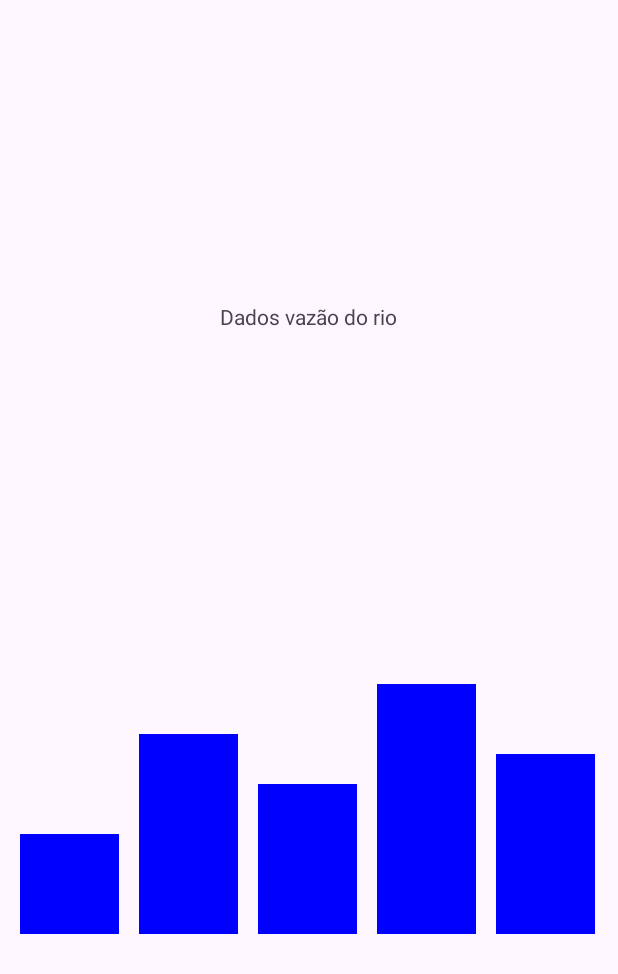
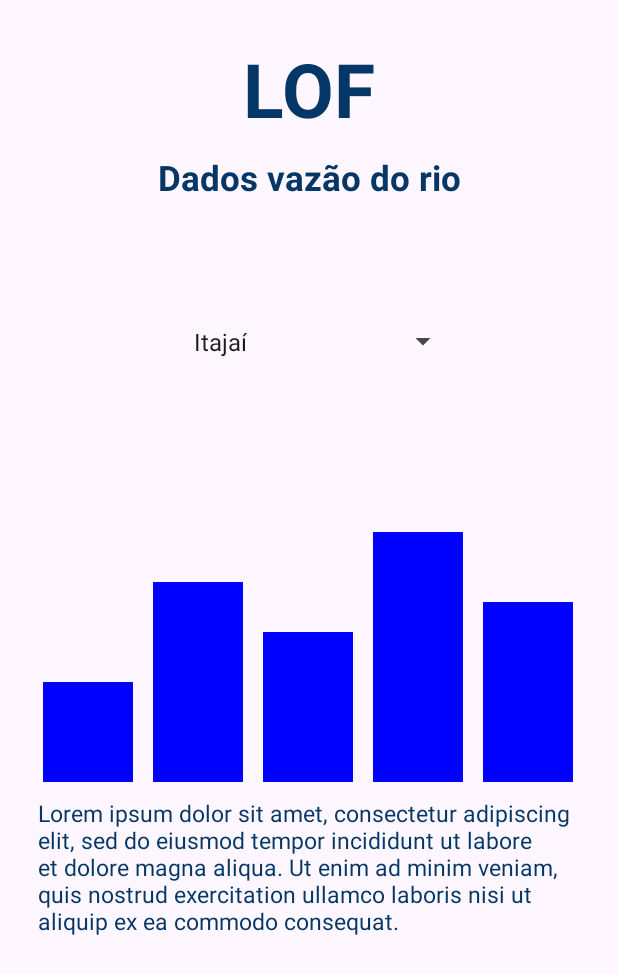
Before and after one commit to winternightsz/FOL, an Android app: the screen it shows after launch (MainActivity), after a tap on "Imagem 3", on a phone screen of 412 x 824 dp. Shown: the top 974 px of the screen. Run offline under Robolectric (Android 15) with nearby library versions, the phone set to English and light mode, and no system bars.

Commit message:
update app

```diff
--- a/app/src/main/java/com/example/projetoextensao/fragmentos/FragmentoTopico3.java
+++ b/app/src/main/java/com/example/projetoextensao/fragmentos/FragmentoTopico3.java
@@ -1,22 +1,70 @@
 package com.example.projetoextensao.fragmentos;
 
 import android.os.Bundle;
+import android.view.LayoutInflater;
+import android.view.View;
+import android.view.ViewGroup;
+import android.widget.AdapterView;
+import android.widget.ArrayAdapter;
+import android.widget.Spinner;
+import android.widget.TextView;
+
 import androidx.annotation.NonNull;
 import androidx.annotation.Nullable;
 import androidx.fragment.app.Fragment;
-import android.view.LayoutInflater;
-import android.view.View;
-import android.view.ViewGroup;
-import android.widget.ImageView;
 
 import com.example.projetoextensao.R;
 
+public class FragmentoTopico3 extends Fragment {
+    private TextView cityName;
 
-public class FragmentoTopico3 extends Fragment {
     @Nullable
     @Override
     public View onCreateView(@NonNull LayoutInflater inflater, @Nullable ViewGroup container, @Nullable Bundle savedInstanceState) {
+        View view = inflater.inflate(R.layout.fragmento_topico3, container, false);
 
-        return inflater.inflate(R.layout.fragmento_topico3, container, false);
+        // Pegue o Spinner
+        Spinner spinner = view.findViewById(R.id.spinnerFilter);
+
+        // Pegue o TextView para mostrar o nome da cidade
+        cityName = view.findViewById(R.id.cityName);
+
+        // Adicione o array de strings (as cidades) ao Spinner
+        ArrayAdapter<CharSequence> adapter = ArrayAdapter.createFromResource(getContext(),
+                R.array.cities_array, android.R.layout.simple_spinner_item);
+        adapter.setDropDownViewResource(android.R.layout.simple_spinner_dropdown_item);
+        spinner.setAdapter(adapter);
+
+        // Defina o listener para quando uma cidade for selecionada
+        spinner.setOnItemSelectedListener(new AdapterView.OnItemSelectedListener() {
+            @Override
+            public void onItemSelected(AdapterView<?> parentView, View selectedItemView, int position, long id) {
+                // Pega a cidade selecionada
+                String selectedCity = parentView.getItemAtPosition(position).toString();
+
+                // Aqui você pode atualizar o gráfico com base na cidade selecionada
+                atualizarGrafico(selectedCity);
+            }
+
+            @Override
+            public void onNothingSelected(AdapterView<?> parentView) {
+                // Nada acontece se nenhuma cidade for selecionada
+            }
+        });
+
+        return view;
+    }
+
+    // Método para atualizar o gráfico com base na cidade
+    private void atualizarGrafico(String cidade) {
+        // Lógica para atualizar o gráfico baseado na cidade selecionada
+        // Exemplo:
+        if (cidade.equals("Itajaí")) {
+            // Atualize o gráfico para mostrar os dados de Itajaí
+        } else if (cidade.equals("Balneário Camboriú")) {
+            // Atualize o gráfico para Balneário Camboriú
+        } else if (cidade.equals("Penha")) {
+            // Atualize o gráfico para Penha
+        }
     }
 }
--- a/app/src/main/res/layout/fragmento_topico3.xml
+++ b/app/src/main/res/layout/fragmento_topico3.xml
@@ -1,30 +1,77 @@
+
 <androidx.constraintlayout.widget.ConstraintLayout xmlns:android="http://schemas.android.com/apk/res/android"
+    xmlns:app="http://schemas.android.com/apk/res-auto"
     android:layout_width="match_parent"
     android:layout_height="match_parent"
-    xmlns:app="http://schemas.android.com/apk/res-auto"
-    android:padding="0dp">
+    android:padding="15dp">
+
+    <!-- Título Principal -->
+    <TextView
+        android:id="@+id/mainTitleLOF"
+        android:layout_width="wrap_content"
+        android:layout_height="wrap_content"
+        android:layout_marginTop="10dp"
+        android:textSize="50sp"
+        android:textStyle="bold"
+        android:text="@string/MainTitle"
+        android:textColor="@color/text_blue"
+        app:layout_constraintEnd_toEndOf="parent"
+        app:layout_constraintStart_toStartOf="parent"
+        app:layout_constraintTop_toTopOf="parent"
+        />
+
+    <!-- Header -->
+    <TextView
+        android:id="@+id/headerFrag1"
+        android:layout_width="wrap_content"
+        android:layout_height="wrap_content"
+        android:textSize="23sp"
+        android:textStyle="bold"
+        android:layout_margin="10dp"
+        android:textColor="@color/text_blue"
+        android:text="@string/HeaderFrag3"
+        app:layout_constraintTop_toBottomOf="@id/mainTitleLOF"
+        app:layout_constraintEnd_toEndOf="parent"
+        app:layout_constraintStart_toStartOf="parent"/>
+
+    <!-- Filtro para selecionar cidade -->
+    <Spinner
+        android:id="@+id/spinnerFilter"
+        android:layout_width="200dp"
+        android:layout_height="wrap_content"
+        android:padding="15dp"
+        android:textSize="20sp"
+        android:textColor="@color/text_blue"
+        app:layout_constraintTop_toBottomOf="@id/headerFrag1"
+        app:layout_constraintStart_toStartOf="parent"
+        app:layout_constraintEnd_toEndOf="parent"
+        app:layout_constraintBottom_toTopOf="@id/customBarFrag1"/>
+
+    <!-- Gráfico em barras -->
+    <com.example.projetoextensao.chart.ChartTemporario
+        android:id="@+id/customBarFrag1"
+        android:layout_width="match_parent"
+        android:layout_height="200dp"
+        android:layout_marginBottom="100dp"
+        app:layout_constraintBottom_toBottomOf="parent"
+        app:layout_constraintEnd_toEndOf="parent"
+        app:layout_constraintHorizontal_bias="0.0"
+        app:layout_constraintStart_toStartOf="parent"
+        app:layout_constraintTop_toBottomOf="@id/headerFrag1" />
+
+    <!-- Explicação sobre o gráfico -->
+    <TextView
+        android:id="@+id/cityName"
+        android:layout_width="wrap_content"
+        android:layout_height="wrap_content"
+        android:textSize="15sp"
+        android:padding="10dp"
+        android:textColor="@color/text_blue"
+        android:text="@string/LoremIpsum"
+        android:layout_marginTop="0dp"
+        app:layout_constraintTop_toBottomOf="@id/customBarFrag1"
+        app:layout_constraintEnd_toEndOf="parent"
+        app:layout_constraintStart_toStartOf="parent"/>
 
 
-    <TextView
-        android:id="@+id/headerFrag3"
-        android:layout_width="wrap_content"
-        android:layout_height="wrap_content"
-        android:layout_marginBottom="0dp"
-        android:layout_marginTop="0dp"
-        android:text="@string/HeaderFrag3"
-        app:layout_constraintBottom_toTopOf="@+id/customBarFrag3"
-        app:layout_constraintEnd_toEndOf="parent"
-        app:layout_constraintHorizontal_bias="0.498"
-        app:layout_constraintStart_toStartOf="parent"
-        app:layout_constraintTop_toTopOf="parent" />
-
-    <com.example.projetoextensao.chart.ChartTemporario
-        android:id="@+id/customBarFrag3"
-        android:layout_width="match_parent"
-        android:layout_height="200dp"
-        app:layout_constraintBottom_toBottomOf="parent"
-        app:layout_constraintEnd_toEndOf="parent"
-        app:layout_constraintStart_toStartOf="parent"
-        app:layout_constraintTop_toBottomOf="@+id/headerFrag3" />
-
 </androidx.constraintlayout.widget.ConstraintLayout>
--- a/app/src/main/res/values/strings.xml
+++ b/app/src/main/res/values/strings.xml
@@ -4,4 +4,12 @@
     <string name="HeaderFrag2">Dados Maré</string>
     <string name="HeaderFrag1">Dados Climáticos</string>
     <string name="MainTitle">LOF</string>
+
+    <string-array name="cities_array">
+        <item>Itajaí</item>
+        <item>Balneário Camboriú</item>
+        <item>Penha</item>
+    </string-array>
+
+    <string name="LoremIpsum">Lorem ipsum dolor sit amet, consectetur adipiscing elit, sed do eiusmod tempor incididunt ut labore et dolore magna aliqua. Ut enim ad minim veniam, quis nostrud exercitation ullamco laboris nisi ut aliquip ex ea commodo consequat.</string>
 </resources>
```
Also changed, not shown: app/src/main/java/com/example/projetoextensao/fragmentos/FragmentoTopico1.java (+54 -4 lines), app/src/main/java/com/example/projetoextensao/fragmentos/FragmentoTopico2.java (+54 -5 lines), app/src/main/res/layout/fragmento_principal.xml (+6 -7 lines), app/src/main/res/layout/fragmento_topico1.xml (+55 -8 lines), app/src/main/res/layout/fragmento_topico2.xml (+58 -10 lines).
